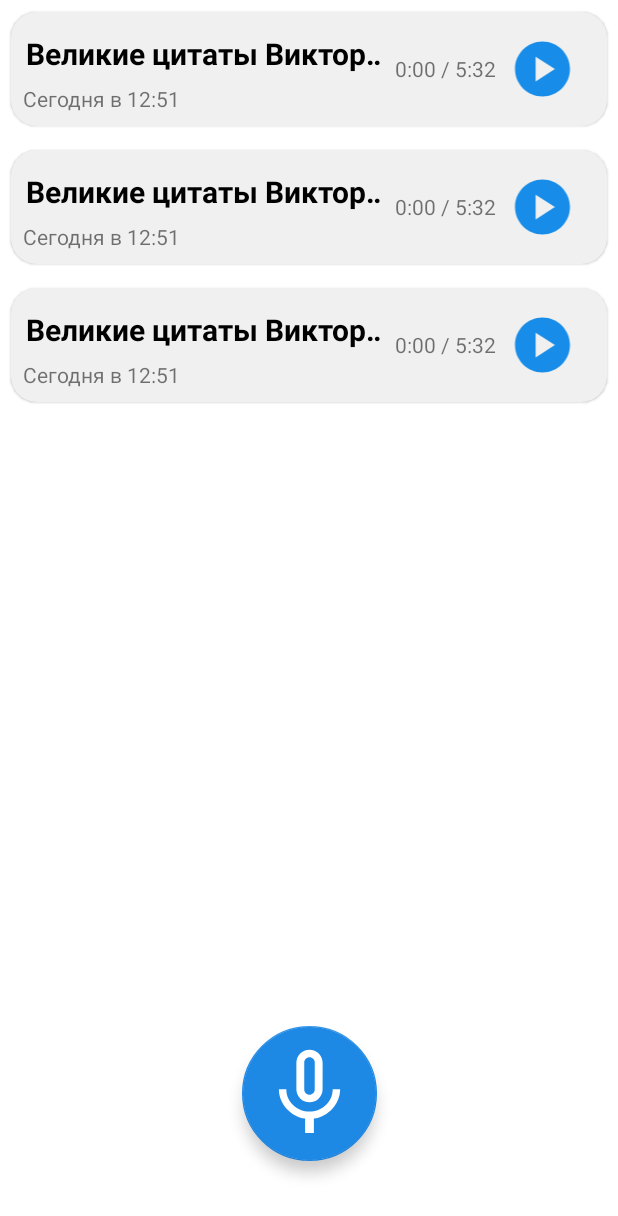
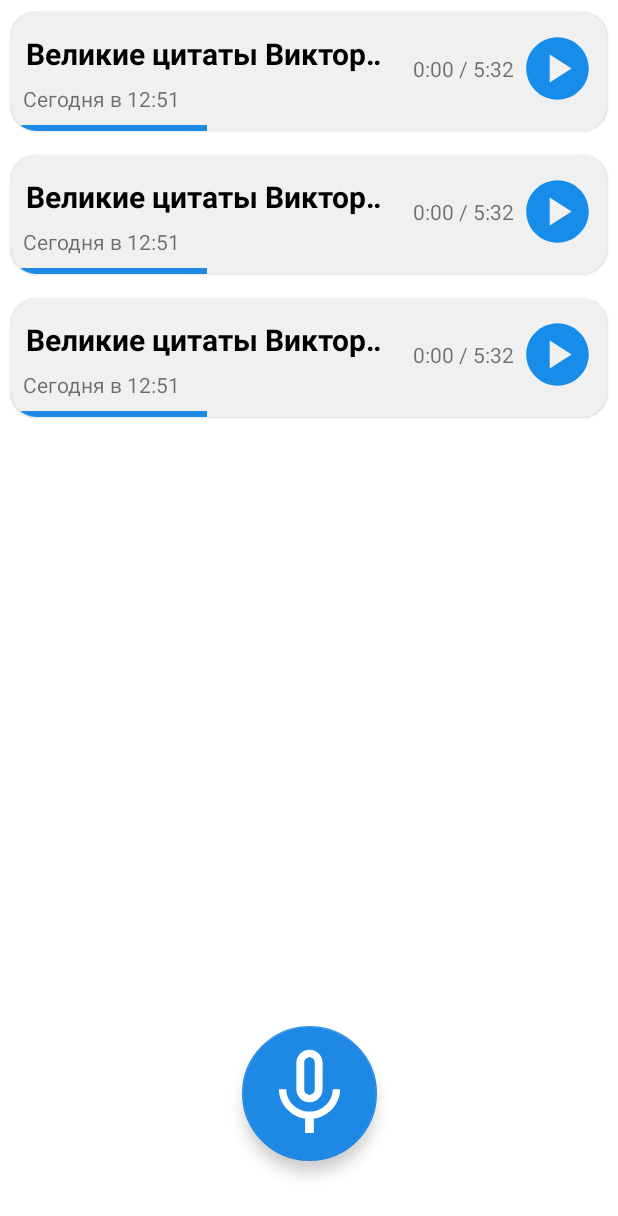
Before and after one commit to LordGum/AudioRecorder, an Android app: the layout activity_main.xml on its own in the app's theme, with its tools: preview values and no code run, on a phone screen of 412 x 824 dp. Shown: the top 1216 px of the screen. Run offline under Robolectric (Android 15) with nearby library versions, the phone set to English and light mode, and no system bars.

Commit message:
commit 8
готовый вариант, далее можно добавить какие-нибудь фишки

```diff
--- a/app/src/main/java/com/example/audiorecorder1/ForRecyclerView/RecyclerViewHolder.java
+++ b/app/src/main/java/com/example/audiorecorder1/ForRecyclerView/RecyclerViewHolder.java
@@ -2,8 +2,6 @@ package com.example.audiorecorder1.ForRecyclerView;
 
 import android.view.View;
 import android.widget.ImageView;
-import android.widget.LinearLayout;
-import android.widget.SeekBar;
 import android.widget.TextView;
 
 import androidx.annotation.NonNull;
@@ -18,7 +16,7 @@ public class RecyclerViewHolder extends RecyclerView.ViewHolder {
     public CardView container;
     public TextView dateBorn;
     public TextView time;
-    //public LinearProgressIndicator line;
+    public LinearProgressIndicator line;
     public ImageView image;
 
     public RecyclerViewHolder(@NonNull View itemView) {
@@ -28,7 +26,7 @@ public class RecyclerViewHolder extends RecyclerView.ViewHolder {
         container = itemView.findViewById(R.id.item);
         dateBorn = itemView.findViewById(R.id.date_of_record);
         time = itemView.findViewById(R.id.currentTime);
-        //line = itemView.findViewById(R.id.line);
+        line = itemView.findViewById(R.id.line);
         image = itemView.findViewById(R.id.imageButton);
 
     }
--- a/app/src/main/java/com/example/audiorecorder1/RecordActivity.java
+++ b/app/src/main/java/com/example/audiorecorder1/RecordActivity.java
@@ -152,6 +152,7 @@ public class RecordActivity extends AppCompatActivity {
         recorder = null;
     }
 
+    @Override
     public void onBackPressed() {
         if(isRecording) {
             Toast.makeText(
--- a/app/src/main/res/layout/custom_item.xml
+++ b/app/src/main/res/layout/custom_item.xml
@@ -50,21 +50,32 @@
                 android:id="@+id/currentTime"
                 android:layout_width="wrap_content"
                 android:layout_height="wrap_content"
-                android:layout_marginEnd="-4dp"
+                android:layout_marginEnd="4dp"
                 android:layout_centerVertical="true"
                 android:layout_toStartOf="@+id/imageButton"
                 android:text="@string/current_time_0_00" />
 
             <ImageView
                 android:id="@+id/imageButton"
-                android:layout_width="70dp"
-                android:layout_height="60dp"
+                android:layout_width="50dp"
+                android:layout_height="50dp"
                 android:layout_alignParentEnd="true"
+                android:layout_centerVertical="true"
                 android:contentDescription="@string/play_record_image"
                 android:padding="8dp"
-                android:src="@drawable/ic_play" />
+                android:background="@drawable/ic_play" />
 
         </RelativeLayout>
+
+        <com.google.android.material.progressindicator.LinearProgressIndicator
+            android:id="@+id/line"
+            android:layout_width="match_parent"
+            android:layout_height="wrap_content"
+            android:progress="33"
+            app:indicatorColor="@color/new_blue"
+            app:trackColor="@color/gray"
+            android:layout_below="@id/relativeLayout"
+            />
 
 
     </RelativeLayout>
--- a/app/src/main/res/values/themes.xml
+++ b/app/src/main/res/values/themes.xml
@@ -2,12 +2,12 @@
     <!-- Base application theme. -->
     <style name="Theme.AudioRecorder1" parent="Theme.MaterialComponents.DayNight.NoActionBar">
         <!-- Primary brand color. -->
-        <item name="colorPrimary">@color/purple_500</item>
-        <item name="colorPrimaryVariant">@color/purple_700</item>
+        <item name="colorPrimary">@color/new_blue</item>
+        <item name="colorPrimaryVariant">@color/new_blue</item>
         <item name="colorOnPrimary">@color/white</item>
         <!-- Secondary brand color. -->
         <item name="colorSecondary">@color/new_blue</item>
-        <item name="colorSecondaryVariant">@color/teal_700</item>
+        <item name="colorSecondaryVariant">@color/new_blue</item>
         <item name="colorOnSecondary">@color/white</item>
         <!-- Status bar color. -->
         <item name="android:statusBarColor">@color/new_blue</item>
```
Also changed, not shown: app/src/main/java/com/example/audiorecorder1/ForRecyclerView/Adapter.java (+1 -6 lines), app/src/main/java/com/example/audiorecorder1/MainActivity.java (+52 -2 lines), app/src/main/java/com/example/audiorecorder1/ScrollingActivity.java (+12 -7 lines), app/src/main/java/com/example/audiorecorder1/fakeDatabase.java (added, +32 -0 lines).
